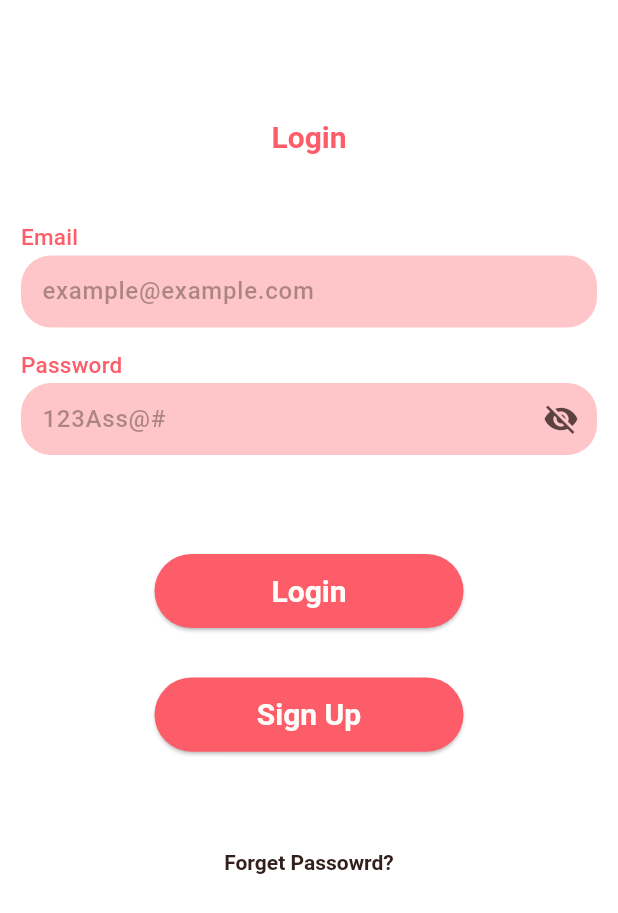
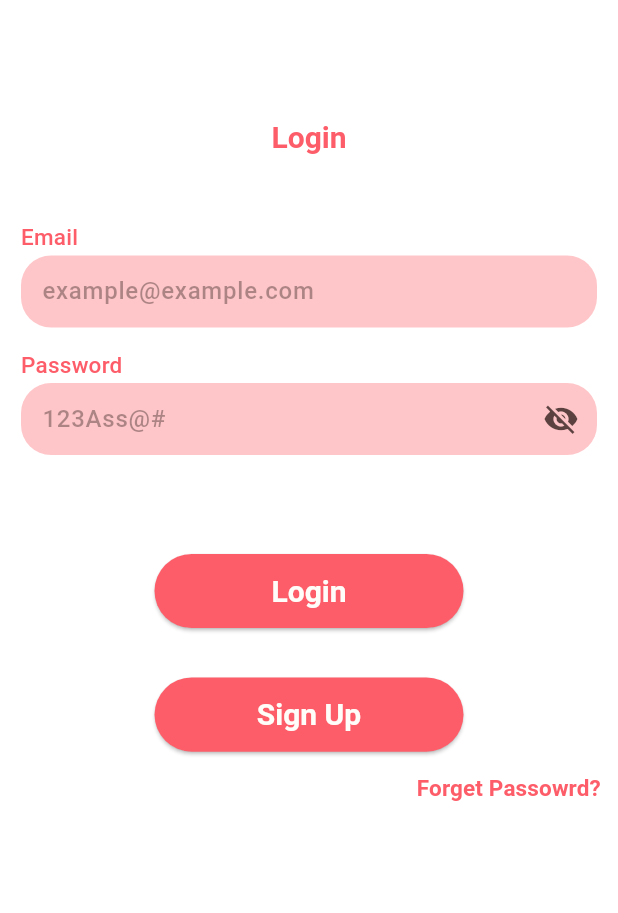
Before and after one commit to 1332003badatarek-glitch/recipes_app, a Flutter app: the screen it shows after launch, on a phone screen of 412 x 824 dp. Shown: the top 913 px of the screen. Run offline on Flutter 3.47's test engine with Material 3 defaults, Android fonts, the light colour scheme and no system bars; our stand-ins replace dartz, dio, flutter_bloc, flutter_secure_storage, flutter_switch, font_awesome_flutter and 4 more; generated files the repository leaves out were written again; Roboto replaces fonts that are missing (League_Spartan, Poppins).

Commit message:
fix error in custom text button

```diff
--- a/lib/features/auth/presentation/widgets/custome_text_button.dart
+++ b/lib/features/auth/presentation/widgets/custome_text_button.dart
@@ -1,5 +1,5 @@
-
 import 'package:flutter/material.dart';
+import 'package:recipesapp/config/themes/app_colors.dart';
 
 class CustomeTextButton extends StatelessWidget {
   final String text;
@@ -12,12 +12,23 @@ class CustomeTextButton extends StatelessWidget {
 
   @override
   Widget build(BuildContext context) {
-    return Padding(
-      padding: const EdgeInsets.only(top: 50),
-      child: TextButton(
-        onPressed: () {},
-        child: Text(text, style: Theme.of(context).textTheme.headlineLarge),
-      ),
+    return Row(
+      mainAxisAlignment: MainAxisAlignment.end,
+      children: [
+        TextButton(
+          onPressed: onPressed,
+          child: Text(
+            textAlign: TextAlign.left,
+            text,
+            style: TextStyle(
+              color: AppColors.primaryColor,
+              fontSize: 15,
+              fontWeight: FontWeight.bold,
+              height: 1.4,
+            ),
+          ),
+        ),
+      ],
     );
   }
 }
```
